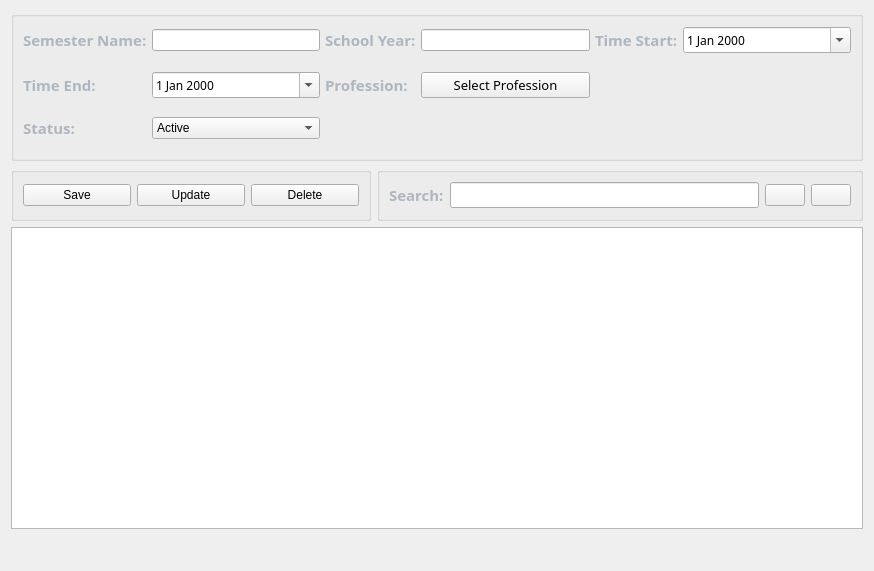
JE8879/Python-School-Administration, file Views/Templates/FrmSemester.ui: the form before one commit.
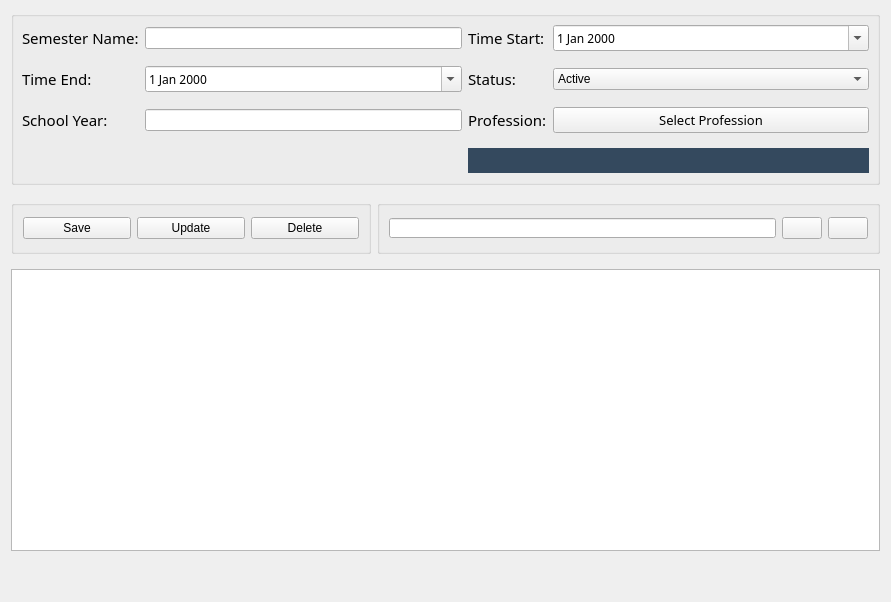
The form after the commit. Icons and pictures are not drawn.

Commit message: Update School System 30/08/2023

```diff
--- a/Views/Templates/FrmSemester.ui
+++ b/Views/Templates/FrmSemester.ui
@@ -6,8 +6,8 @@
    <rect>
     <x>0</x>
     <y>0</y>
-    <width>874</width>
-    <height>571</height>
+    <width>891</width>
+    <height>602</height>
    </rect>
   </property>
   <property name="windowTitle">
@@ -16,9 +16,189 @@
   <property name="styleSheet">
    <string notr="true"/>
   </property>
-  <layout class="QGridLayout" name="gridLayout">
+  <layout class="QGridLayout" name="gridLayout_4">
+   <property name="verticalSpacing">
+    <number>15</number>
+   </property>
+   <item row="2" column="0" colspan="2">
+    <widget class="QTableWidget" name="tableWidget"/>
+   </item>
+   <item row="1" column="1">
+    <widget class="QGroupBox" name="groupBoxFour">
+     <property name="title">
+      <string/>
+     </property>
+     <layout class="QGridLayout" name="gridLayout_2">
+      <item row="0" column="0">
+       <widget class="QLineEdit" name="textSearch">
+        <property name="maximumSize">
+         <size>
+          <width>16777215</width>
+          <height>20</height>
+         </size>
+        </property>
+        <property name="font">
+         <font>
+          <family>Century Gothic</family>
+          <pointsize>10</pointsize>
+         </font>
+        </property>
+        <property name="styleSheet">
+         <string notr="true"/>
+        </property>
+       </widget>
+      </item>
+      <item row="0" column="1">
+       <widget class="QPushButton" name="BtnFiltersSemester">
+        <property name="styleSheet">
+         <string notr="true"/>
+        </property>
+        <property name="text">
+         <string/>
+        </property>
+        <property name="icon">
+         <iconset>
+          <normaloff>../../Assets/Images/IMG-Filter.png</normaloff>../../Assets/Images/IMG-Filter.png</iconset>
+        </property>
+        <property name="iconSize">
+         <size>
+          <width>32</width>
+          <height>32</height>
+         </size>
+        </property>
+       </widget>
+      </item>
+      <item row="0" column="2">
+       <widget class="QPushButton" name="BtnClearFiltersSemester">
+        <property name="styleSheet">
+         <string notr="true"/>
+        </property>
+        <property name="text">
+         <string/>
+        </property>
+        <property name="icon">
+         <iconset>
+          <normaloff>../../Assets/Images/IMG-Delete.png</normaloff>../../Assets/Images/IMG-Delete.png</iconset>
+        </property>
+        <property name="iconSize">
+         <size>
+          <width>32</width>
+          <height>32</height>
+         </size>
+        </property>
+       </widget>
+      </item>
+     </layout>
+    </widget>
+   </item>
+   <item row="1" column="0">
+    <widget class="QGroupBox" name="groupBoxTwo">
+     <property name="minimumSize">
+      <size>
+       <width>360</width>
+       <height>54</height>
+      </size>
+     </property>
+     <property name="title">
+      <string/>
+     </property>
+     <layout class="QGridLayout" name="gridLayout_3">
+      <property name="bottomMargin">
+       <number>9</number>
+      </property>
+      <property name="spacing">
+       <number>6</number>
+      </property>
+      <item row="0" column="2">
+       <widget class="QPushButton" name="BtnDeleteSemester">
+        <property name="styleSheet">
+         <string notr="true"/>
+        </property>
+        <property name="text">
+         <string>Delete</string>
+        </property>
+        <property name="icon">
+         <iconset>
+          <normaloff>../../Assets/Images/IMG-Delete.png</normaloff>../../Assets/Images/IMG-Delete.png</iconset>
+        </property>
+        <property name="iconSize">
+         <size>
+          <width>32</width>
+          <height>32</height>
+         </size>
+        </property>
+       </widget>
+      </item>
+      <item row="0" column="0">
+       <widget class="QPushButton" name="BtnSaveSemester">
+        <property name="styleSheet">
+         <string notr="true"/>
+        </property>
+        <property name="text">
+         <string>Save</string>
+        </property>
+        <property name="icon">
+         <iconset>
+          <normaloff>../../Assets/Images/IMG-Save.png</normaloff>../../Assets/Images/IMG-Save.png</iconset>
+        </property>
+        <property name="iconSize">
+         <size>
+          <width>32</width>
+          <height>32</height>
+         </size>
+        </property>
+       </widget>
+      </item>
+      <item row="0" column="1">
+       <widget class="QPushButton" name="BtnUpdateSemester">
+        <property name="styleSheet">
+         <string notr="true"/>
+        </property>
+        <property name="text">
+         <string>Update</string>
+        </property>
+        <property name="icon">
+         <iconset>
+          <normaloff>../../Assets/Images/IMG-Update.png</normaloff>../../Assets/Images/IMG-Update.png</iconset>
+        </property>
+        <property name="iconSize">
+         <size>
+          <width>32</width>
+          <height>32</height>
+         </size>
+        </property>
+       </widget>
+      </item>
+     </layout>
+    </widget>
+   </item>
    <item row="3" column="0" colspan="2">
-    <widget class="QTableWidget" name="TableSemesters"/>
+    <widget class="QLabel" name="LblMessage">
+     <property name="sizePolicy">
+      <sizepolicy hsizetype="Expanding" vsizetype="Fixed">
+       <horstretch>0</horstretch>
+       <verstretch>0</verstretch>
+      </sizepolicy>
+     </property>
+     <property name="minimumSize">
+      <size>
+       <width>0</width>
+       <height>25</height>
+      </size>
+     </property>
+     <property name="font">
+      <font>
+       <family>Century Gothic</family>
+       <pointsize>10</pointsize>
+      </font>
+     </property>
+     <property name="text">
+      <string/>
+     </property>
+     <property name="alignment">
+      <set>Qt::AlignCenter</set>
+     </property>
+    </widget>
    </item>
    <item row="0" column="0" colspan="2">
     <widget class="QGroupBox" name="groupBoxOne">
@@ -30,28 +210,31 @@
      </property>
      <property name="minimumSize">
       <size>
-       <width>850</width>
-       <height>150</height>
+       <width>0</width>
+       <height>0</height>
       </size>
      </property>
      <property name="title">
       <string/>
      </property>
-     <layout class="QGridLayout" name="gridLayout_2">
+     <layout class="QGridLayout" name="gridLayout">
       <property name="leftMargin">
-       <number>9</number>
+       <number>8</number>
       </property>
       <property name="topMargin">
-       <number>0</number>
+       <number>8</number>
+      </property>
+      <property name="rightMargin">
+       <number>8</number>
       </property>
       <property name="bottomMargin">
        <number>9</number>
       </property>
       <property name="horizontalSpacing">
-       <number>5</number>
+       <number>6</number>
       </property>
       <property name="verticalSpacing">
-       <number>9</number>
+       <number>15</number>
       </property>
       <item row="0" column="0">
        <widget class="QLabel" name="label">
@@ -59,42 +242,20 @@
          <font>
           <family>Century Gothic</family>
           <pointsize>11</pointsize>
-          <weight>75</weight>
-          <bold>true</bold>
+          <weight>50</weight>
+          <bold>false</bold>
          </font>
         </property>
         <property name="styleSheet">
-         <string notr="true">QLabel{
-color: rgb(174, 182, 191);
-}</string>
+         <string notr="true"/>
         </property>
         <property name="text">
          <string>Semester Name:</string>
         </property>
        </widget>
       </item>
-      <item row="0" column="2">
-       <widget class="QLabel" name="label_2">
-        <property name="font">
-         <font>
-          <family>Century Gothic</family>
-          <pointsize>11</pointsize>
-          <weight>75</weight>
-          <bold>true</bold>
-         </font>
-        </property>
-        <property name="styleSheet">
-         <string notr="true">QLabel{
-color: rgb(174, 182, 191);
-}</string>
-        </property>
-        <property name="text">
-         <string>School Year:</string>
-        </property>
-       </widget>
-      </item>
-      <item row="0" column="3">
-       <widget class="QLineEdit" name="textSchoolYear">
+      <item row="0" column="1">
+       <widget class="QLineEdit" name="textSemesterName">
         <property name="sizePolicy">
          <sizepolicy hsizetype="Expanding" vsizetype="Fixed">
           <horstretch>0</horstretch>
@@ -103,127 +264,153 @@
         </property>
        </widget>
       </item>
-      <item row="0" column="4">
+      <item row="0" column="2">
        <widget class="QLabel" name="label_3">
         <property name="font">
          <font>
           <family>Century Gothic</family>
           <pointsize>11</pointsize>
-          <weight>75</weight>
-          <bold>true</bold>
+          <weight>50</weight>
+          <bold>false</bold>
          </font>
         </property>
         <property name="styleSheet">
-         <string notr="true">QLabel{
-color: rgb(174, 182, 191);
-}</string>
+         <string notr="true"/>
         </property>
         <property name="text">
          <string>Time Start:</string>
         </property>
        </widget>
       </item>
+      <item row="0" column="3">
+       <widget class="QDateEdit" name="dateEdit">
+        <property name="font">
+         <font>
+          <family>Century Gothic</family>
+          <pointsize>9</pointsize>
+         </font>
+        </property>
+        <property name="calendarPopup">
+         <bool>true</bool>
+        </property>
+       </widget>
+      </item>
       <item row="1" column="0">
        <widget class="QLabel" name="label_4">
         <property name="font">
          <font>
           <family>Century Gothic</family>
           <pointsize>11</pointsize>
-          <weight>75</weight>
-          <bold>true</bold>
+          <weight>50</weight>
+          <bold>false</bold>
          </font>
         </property>
         <property name="styleSheet">
-         <string notr="true">QLabel{
-color: rgb(174, 182, 191);
-}</string>
+         <string notr="true"/>
         </property>
         <property name="text">
          <string>Time End:</string>
         </property>
        </widget>
       </item>
-      <item row="0" column="1">
-       <widget class="QLineEdit" name="textSemesterName">
-        <property name="sizePolicy">
-         <sizepolicy hsizetype="Expanding" vsizetype="Fixed">
-          <horstretch>0</horstretch>
-          <verstretch>0</verstretch>
-         </sizepolicy>
-        </property>
-       </widget>
-      </item>
-      <item row="0" column="5">
-       <widget class="QDateEdit" name="DteStart">
-        <property name="sizePolicy">
-         <sizepolicy hsizetype="Expanding" vsizetype="Fixed">
-          <horstretch>0</horstretch>
-          <verstretch>0</verstretch>
-         </sizepolicy>
-        </property>
-        <property name="font">
-         <font>
-          <family>Century Gothic</family>
-          <pointsize>9</pointsize>
-         </font>
-        </property>
-        <property name="buttonSymbols">
-         <enum>QAbstractSpinBox::UpDownArrows</enum>
-        </property>
-        <property name="accelerated">
-         <bool>false</bool>
-        </property>
-        <property name="calendarPopup">
-         <bool>true</bool>
-        </property>
-       </widget>
-      </item>
       <item row="1" column="1">
-       <widget class="QDateEdit" name="DteEnd">
-        <property name="sizePolicy">
-         <sizepolicy hsizetype="Expanding" vsizetype="Fixed">
-          <horstretch>0</horstretch>
-          <verstretch>0</verstretch>
-         </sizepolicy>
-        </property>
+       <widget class="QDateEdit" name="dateEdit_2">
         <property name="font">
          <font>
           <family>Century Gothic</family>
           <pointsize>9</pointsize>
          </font>
         </property>
-        <property name="buttonSymbols">
-         <enum>QAbstractSpinBox::UpDownArrows</enum>
-        </property>
-        <property name="accelerated">
-         <bool>false</bool>
-        </property>
         <property name="calendarPopup">
          <bool>true</bool>
         </property>
        </widget>
       </item>
       <item row="1" column="2">
+       <widget class="QLabel" name="label_9">
+        <property name="font">
+         <font>
+          <family>Century Gothic</family>
+          <pointsize>11</pointsize>
+          <weight>50</weight>
+          <bold>false</bold>
+         </font>
+        </property>
+        <property name="styleSheet">
+         <string notr="true"/>
+        </property>
+        <property name="text">
+         <string>Status:</string>
+        </property>
+       </widget>
+      </item>
+      <item row="1" column="3">
+       <widget class="QComboBox" name="CboStatus">
+        <property name="minimumSize">
+         <size>
+          <width>0</width>
+          <height>22</height>
+         </size>
+        </property>
+        <item>
+         <property name="text">
+          <string>Active</string>
+         </property>
+        </item>
+        <item>
+         <property name="text">
+          <string>Not Active</string>
+         </property>
+        </item>
+       </widget>
+      </item>
+      <item row="2" column="0">
+       <widget class="QLabel" name="label_2">
+        <property name="font">
+         <font>
+          <family>Century Gothic</family>
+          <pointsize>11</pointsize>
+          <weight>50</weight>
+          <bold>false</bold>
+         </font>
+        </property>
+        <property name="styleSheet">
+         <string notr="true"/>
+        </property>
+        <property name="text">
+         <string>School Year:</string>
+        </property>
+       </widget>
+      </item>
+      <item row="2" column="1">
+       <widget class="QLineEdit" name="textSchoolYear">
+        <property name="sizePolicy">
+         <sizepolicy hsizetype="Expanding" vsizetype="Fixed">
+          <horstretch>0</horstretch>
+          <verstretch>0</verstretch>
+         </sizepolicy>
+        </property>
+       </widget>
+      </item>
+      <item row="2" column="2">
        <widget class="QLabel" name="label_7">
         <property name="font">
          <font>
           <family>Century Gothic</family>
           <pointsize>11</pointsize>
-          <weight>75</weight>
-          <bold>true</bold>
+          <weight>50</weight>
+          <bold>false</bold>
          </font>
         </property>
         <property name="styleSheet">
-         <string notr="true">QLabel{
-color: rgb(174, 182, 191);
-}</string>
+         <string notr="true"/>
         </property>
         <property name="text">
          <string>Profession:</string>
         </property>
        </widget>
       </item>
-      <item row="1" column="3">
+      <item row="2" column="3">
        <widget class="QPushButton" name="BtnProfession">
         <property name="sizePolicy">
          <sizepolicy hsizetype="Expanding" vsizetype="Fixed">
@@ -248,255 +435,43 @@
         </property>
        </widget>
       </item>
-      <item row="1" column="4" colspan="2">
+      <item row="3" column="2" colspan="2">
        <widget class="QLabel" name="LblProfession">
+        <property name="sizePolicy">
+         <sizepolicy hsizetype="Preferred" vsizetype="Preferred">
+          <horstretch>0</horstretch>
+          <verstretch>0</verstretch>
+         </sizepolicy>
+        </property>
+        <property name="minimumSize">
+         <size>
+          <width>0</width>
+          <height>25</height>
+         </size>
+        </property>
+        <property name="maximumSize">
+         <size>
+          <width>16777215</width>
+          <height>35</height>
+         </size>
+        </property>
+        <property name="styleSheet">
+         <string notr="true">background-color: rgb(52, 73, 94);</string>
+        </property>
         <property name="text">
          <string/>
         </property>
         <property name="alignment">
          <set>Qt::AlignCenter</set>
         </property>
-       </widget>
-      </item>
-      <item row="2" column="0">
-       <widget class="QLabel" name="label_9">
-        <property name="font">
-         <font>
-          <family>Century Gothic</family>
-          <pointsize>11</pointsize>
-          <weight>75</weight>
-          <bold>true</bold>
-         </font>
+        <property name="wordWrap">
+         <bool>true</bool>
         </property>
-        <property name="styleSheet">
-         <string notr="true">QLabel{
-color: rgb(174, 182, 191);
-}</string>
-        </property>
-        <property name="text">
-         <string>Status:</string>
-        </property>
        </widget>
       </item>
-      <item row="2" column="1">
-       <widget class="QComboBox" name="CboStatus">
-        <property name="minimumSize">
-         <size>
-          <width>0</width>
-          <height>22</height>
-         </size>
-        </property>
-        <item>
-         <property name="text">
-          <string>Active</string>
-         </property>
-        </item>
-        <item>
-         <property name="text">
-          <string>Not Active</string>
-         </property>
-        </item>
-       </widget>
-      </item>
      </layout>
     </widget>
    </item>
-   <item row="2" column="0">
-    <widget class="QGroupBox" name="groupBoxTwo">
-     <property name="minimumSize">
-      <size>
-       <width>360</width>
-       <height>54</height>
-      </size>
-     </property>
-     <property name="title">
-      <string/>
-     </property>
-     <layout class="QGridLayout" name="gridLayout_3">
-      <property name="bottomMargin">
-       <number>9</number>
-      </property>
-      <property name="spacing">
-       <number>6</number>
-      </property>
-      <item row="0" column="0">
-       <widget class="QPushButton" name="BtnSaveSemester">
-        <property name="styleSheet">
-         <string notr="true"/>
-        </property>
-        <property name="text">
-         <string>Save</string>
-        </property>
-        <property name="icon">
-         <iconset>
-          <normaloff>../../Assets/Images/IMG-Save.png</normaloff>../../Assets/Images/IMG-Save.png</iconset>
-        </property>
-        <property name="iconSize">
-         <size>
-          <width>32</width>
-          <height>32</height>
-         </size>
-        </property>
-       </widget>
-      </item>
-      <item row="0" column="1">
-       <widget class="QPushButton" name="BtnUpdateSemester">
-        <property name="styleSheet">
-         <string notr="true"/>
-        </property>
-        <property name="text">
-         <string>Update</string>
-        </property>
-        <property name="icon">
-         <iconset>
-          <normaloff>../../Assets/Images/IMG-Update.png</normaloff>../../Assets/Images/IMG-Update.png</iconset>
-        </property>
-        <property name="iconSize">
-         <size>
-          <width>32</width>
-          <height>32</height>
-         </size>
-        </property>
-       </widget>
-      </item>
-      <item row="0" column="2">
-       <widget class="QPushButton" name="BtnDeleteSemester">
-        <property name="styleSheet">
-         <string notr="true"/>
-        </property>
-        <property name="text">
-         <string>Delete</string>
-        </property>
-        <property name="icon">
-         <iconset>
-          <normaloff>../../Assets/Images/IMG-Delete.png</normaloff>../../Assets/Images/IMG-Delete.png</iconset>
-        </property>
-        <property name="iconSize">
-         <size>
-          <width>32</width>
-          <height>32</height>
-         </size>
-        </property>
-       </widget>
-      </item>
-     </layout>
-    </widget>
-   </item>
-   <item row="2" column="1">
-    <widget class="QGroupBox" name="groupBoxThree">
-     <property name="minimumSize">
-      <size>
-       <width>480</width>
-       <height>50</height>
-      </size>
-     </property>
-     <property name="title">
-      <string/>
-     </property>
-     <layout class="QGridLayout" name="gridLayout_4">
-      <item row="0" column="0">
-       <widget class="QLabel" name="label_8">
-        <property name="font">
-         <font>
-          <family>Century Gothic</family>
-          <pointsize>11</pointsize>
-          <weight>75</weight>
-          <bold>true</bold>
-         </font>
-        </property>
-        <property name="styleSheet">
-         <string notr="true">QLabel{
-color: rgb(174, 182, 191);}</string>
-        </property>
-        <property name="text">
-         <string>Search:</string>
-        </property>
-       </widget>
-      </item>
-      <item row="0" column="1">
-       <widget class="QLineEdit" name="textSearch">
-        <property name="font">
-         <font>
-          <family>Century Gothic</family>
-          <pointsize>10</pointsize>
-         </font>
-        </property>
-        <property name="styleSheet">
-         <string notr="true"/>
-        </property>
-       </widget>
-      </item>
-      <item row="0" column="2">
-       <widget class="QPushButton" name="BtnFiltersSemester">
-        <property name="styleSheet">
-         <string notr="true"/>
-        </property>
-        <property name="text">
-         <string/>
-        </property>
-        <property name="icon">
-         <iconset>
-          <normaloff>../../Assets/Images/IMG-Filter.png</normaloff>../../Assets/Images/IMG-Filter.png</iconset>
-        </property>
-        <property name="iconSize">
-         <size>
-          <width>32</width>
-          <height>32</height>
-         </size>
-        </property>
-       </widget>
-      </item>
-      <item row="0" column="3">
-       <widget class="QPushButton" name="BtnClearFiltersSemester">
-        <property name="styleSheet">
-         <string notr="true"/>
-        </property>
-        <property name="text">
-         <string/>
-        </property>
-        <property name="icon">
-         <iconset>
-          <normaloff>../../Assets/Images/IMG-Delete.png</normaloff>../../Assets/Images/IMG-Delete.png</iconset>
-        </property>
-        <property name="iconSize">
-         <size>
-          <width>32</width>
-          <height>32</height>
-         </size>
-        </property>
-       </widget>
-      </item>
-     </layout>
-    </widget>
-   </item>
-   <item row="4" column="0" colspan="2">
-    <widget class="QLabel" name="LblMessage">
-     <property name="sizePolicy">
-      <sizepolicy hsizetype="Expanding" vsizetype="Fixed">
-       <horstretch>0</horstretch>
-       <verstretch>0</verstretch>
-      </sizepolicy>
-     </property>
-     <property name="minimumSize">
-      <size>
-       <width>0</width>
-       <height>25</height>
-      </size>
-     </property>
-     <property name="font">
-      <font>
-       <family>Century Gothic</family>
-       <pointsize>10</pointsize>
-      </font>
-     </property>
-     <property name="text">
-      <string/>
-     </property>
-     <property name="alignment">
-      <set>Qt::AlignCenter</set>
-     </property>
-    </widget>
-   </item>
   </layout>
  </widget>
  <tabstops>
```
Left out of the diff: 8 changed lines with no effect on the pictures. The commit also changes 69 other files.
